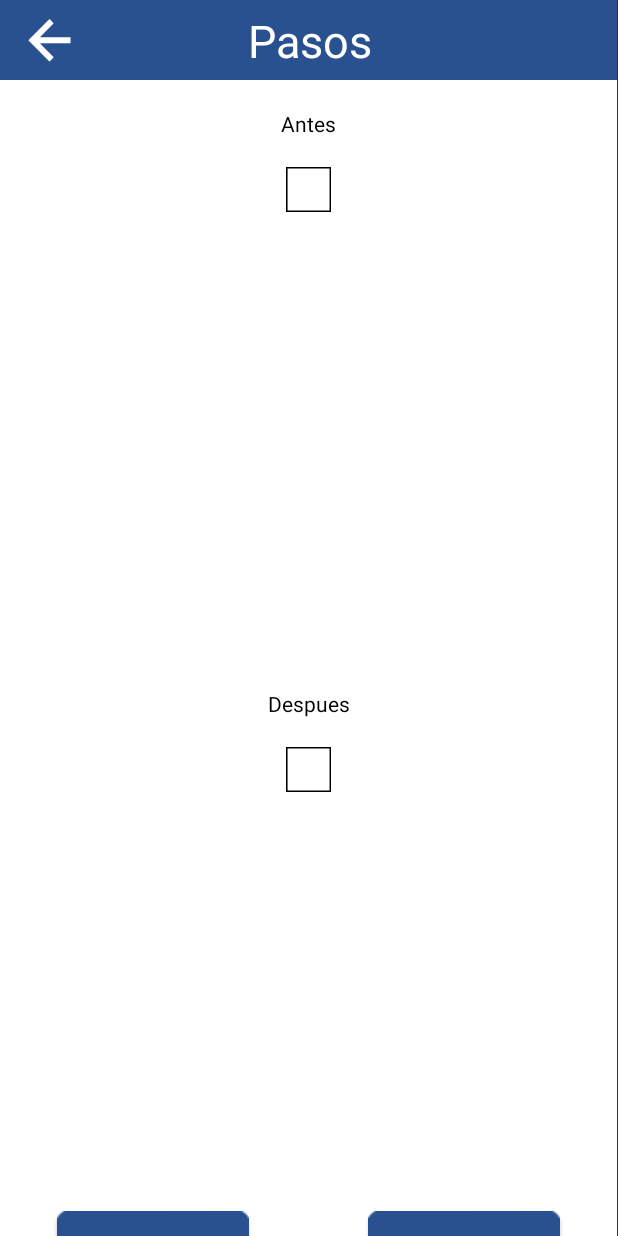
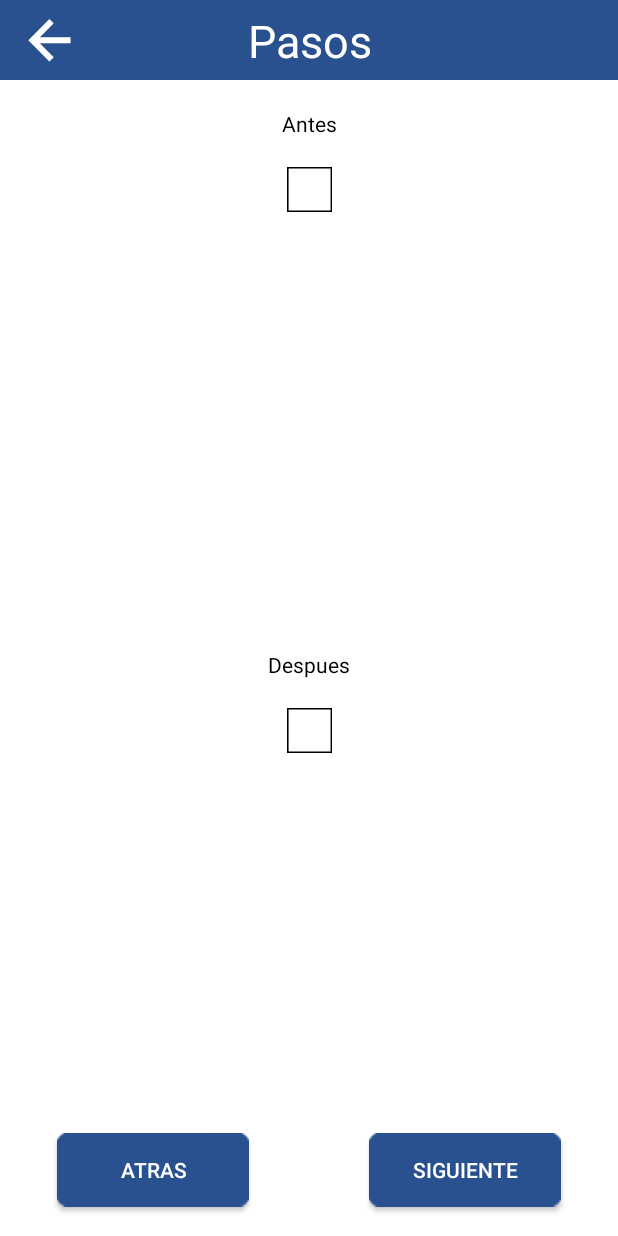
Before and after one commit to 0n1yIms/MatrizApp, an Android app: the GaussStepsActivity screen opened directly, with no data from a screen before it, on a phone screen of 412 x 824 dp. Run offline under Robolectric (Android 15) with nearby library versions, the phone set to English and light mode, and no system bars; 10 statements that could not run were skipped.

Commit message:
fixed gauss step activity dims

```diff
--- a/app/src/main/res/layout/activity_gauss_steps.xml
+++ b/app/src/main/res/layout/activity_gauss_steps.xml
@@ -2,8 +2,8 @@
 <androidx.constraintlayout.widget.ConstraintLayout xmlns:android="http://schemas.android.com/apk/res/android"
     xmlns:app="http://schemas.android.com/apk/res-auto"
     xmlns:tools="http://schemas.android.com/tools"
-    android:layout_width="411dp"
-    android:layout_height="876dp"
+    android:layout_width="match_parent"
+    android:layout_height="match_parent"
     android:background="@color/white"
     tools:context=".GaussStepsActivity">
 
```
Also changed, not shown: 1 other file.
